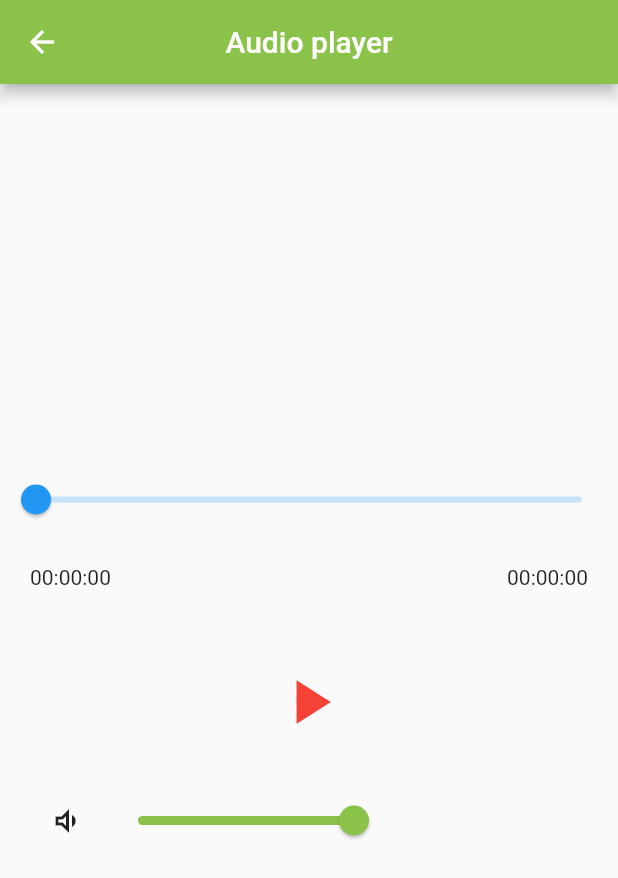
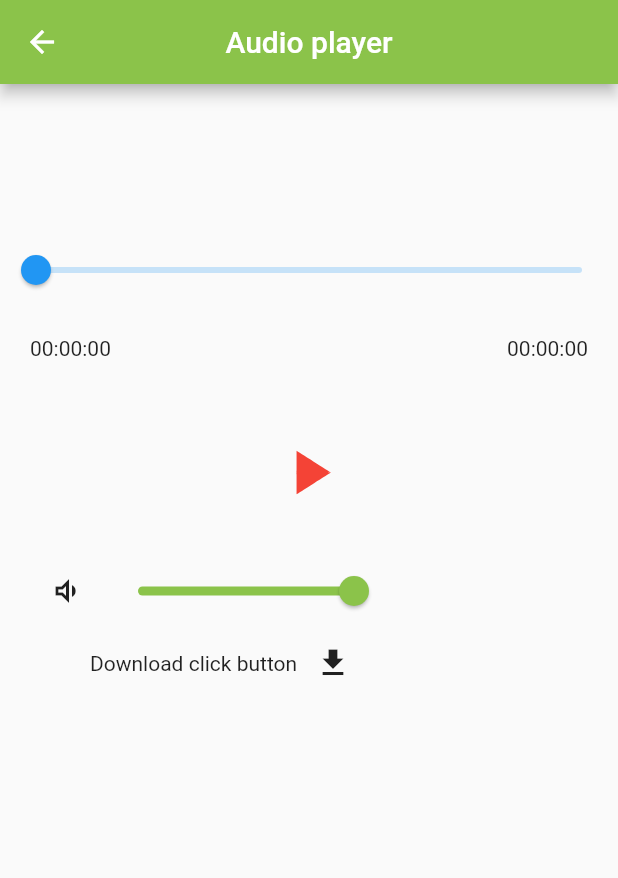
Before and after one commit to nirokishan/audioaccess, a Flutter app: the MyHomePage screen opened directly, on a phone screen of 412 x 824 dp. Shown: the top 878 px of the screen. Run offline on Flutter 3.47's test engine with Material 2 defaults, Android fonts, the phone set to English and light mode, and no system bars; our stand-ins replace audioplayers, permission_handler; missing offline and left inert: flutter_file_downloader.

Commit message:
first commit

```diff
--- a/lib/audio.dart
+++ b/lib/audio.dart
@@ -1,6 +1,7 @@
 import 'package:audioplayers/audioplayers.dart';
 import 'package:flutter/material.dart';
-
+import 'package:flutter_file_downloader/flutter_file_downloader.dart';
+import 'package:permission_handler/permission_handler.dart';
 class MyHomePage extends StatefulWidget {
   @override
   _MyHomePageState createState() => _MyHomePageState();
@@ -9,14 +10,16 @@ class MyHomePage extends StatefulWidget {
 class _MyHomePageState extends State<MyHomePage> with SingleTickerProviderStateMixin {
   late AnimationController iconController;
   bool isAnimated = false;
-  bool shopPause = false;
   double _volume = 1.0;
-  bool isPlaying =false;
-  Duration _duration= Duration.zero;
-  Duration _position=Duration.zero;
+  bool isPlaying = false;
+  Duration _duration = Duration.zero;
+  Duration _position = Duration.zero;
+  double? _progress;
   final player = AudioPlayer();
   String audioUrl =
       'https://media.radioinstore.in/songs/Tamil/1987/rettai%20val%20kuruvi/raja%20raja%20cholan_kj%20jesudoss.mp3';
+  String filename = "audio.mp3";
+
   @override
   void initState() {
     super.initState();
@@ -42,18 +45,23 @@ void initState() {
     );
 
     playAudioFromURL(audioUrl);
+    requestPermissions();
   }
-
-
 void playAudioFromURL(String audioUrl) async {
     await player.setSourceUrl(audioUrl);
     player.resume();
   }
+  void requestPermissions() async {
+  Map<Permission, PermissionStatus> statuses = await [
+    Permission.storage,
+  ].request();
 
+}
 
-String formatTime(int seconds){
-  return '${(Duration(seconds: seconds))}'.split(".")[0].padLeft(8,'0');
+  String formatTime(int seconds) {
+    return '${Duration(seconds: seconds)}'.split(".")[0].padLeft(8, '0');
   }
+
   @override
   Widget build(BuildContext context) {
     return Scaffold(
@@ -62,19 +70,22 @@ String formatTime(int seconds){
         title: Text("Audio player"),
         backgroundColor: Colors.lightGreen,
       ),
-      body: Center(
+      body:
+
+      SingleChildScrollView(
         child: Column(
           mainAxisAlignment: MainAxisAlignment.center,
           children: [
+            SizedBox(height: 100,),
             Slider(
-              min:0 ,
-            max:_duration.inSeconds.toDouble(),
+              min: 0,
+              max: _duration.inSeconds.toDouble(),
               value: _position.inSeconds.toDouble(),
-             onChanged: (value){
-            _position=Duration(seconds: value.toInt());
+              onChanged: (value) {
+                _position = Duration(seconds: value.toInt());
                 player.seek(_position);
                 player.resume();
-             }
+              },
             ),
             Container(
               padding: const EdgeInsets.all(20),
@@ -82,7 +93,7 @@ String formatTime(int seconds){
                 mainAxisAlignment: MainAxisAlignment.spaceBetween,
                 children: [
                   Text(formatTime(_position.inSeconds)),
-                Text(formatTime((_duration -_position).inSeconds)),
+                  Text(formatTime((_duration - _position).inSeconds)),
                 ],
               ),
             ),
@@ -91,18 +102,9 @@ String formatTime(int seconds){
               mainAxisAlignment: MainAxisAlignment.center,
               children: [
                 SizedBox(width: 15),
-                //backward button
-             /*IconButton(
-                  icon: Icon(CupertinoIcons.backward_fill),
-                  onPressed: () {
-              //      player.seek(Duration(seconds: player.duration.inSeconds - 30));
-                  },
-                ),*/
-                SizedBox(width: 15),
-                //play pause button
                 GestureDetector(
                   onTap: () {
-                    AnimateIcon();
+                    animateIcon();
                   },
                   child: AnimatedIcon(
                     icon: AnimatedIcons.play_pause,
@@ -111,14 +113,6 @@ String formatTime(int seconds){
                     color: Colors.red,
                   ),
                 ),
-                SizedBox(width: 15),
-                //forward button
-         /*       IconButton(
-                  icon: Icon(CupertinoIcons.forward_fill),
-                  onPressed: () {
-                //    player.seek(Duration(seconds: player.duration.inSeconds + 30));
-                  },
-                ),*/
                 SizedBox(width: 15),
               ],
             ),
@@ -145,14 +139,48 @@ String formatTime(int seconds){
                 ),
               ],
             ),
+            Row(
+
+              children:[
+                 SizedBox(width: 60),
+
+            Text("Download click button"),
+           _progress != null ? CircularProgressIndicator() :
+            IconButton(
+              onPressed: ()  {
+            downloadAudioFile();
+              },
+              icon: Icon(Icons.download),
+            ),
+              ]
+            ),
           ],
         ),
       ),
     );
   }
+void downloadAudioFile() {
+  FileDownloader.downloadFile(
+    url: audioUrl.toString().trim(),
+    onProgress: (name, progress) {
+      setState(() {
+        _progress = progress;
+      });
+    },
+  ).then((value) {
 
- //animation icon for play/pause
-  void AnimateIcon() {
+    print("Download completed.");
+    setState(() {
+      _progress = null;
+    });
+  }).catchError((error) {
+    print("Download failed: $error");
+    setState(() {
+      _progress = null;
+    });
+  });
+}
+  void animateIcon() {
     setState(() {
       isAnimated = !isAnimated;
 
@@ -172,5 +200,4 @@ void dispose() {
     player.dispose();
     super.dispose();
   }
-
 }
```
Also changed, not shown: pubspec.yaml (+5 -2 lines), pubspec.lock, 4 other files. Lines whose indentation alone changed are shown as unchanged.
